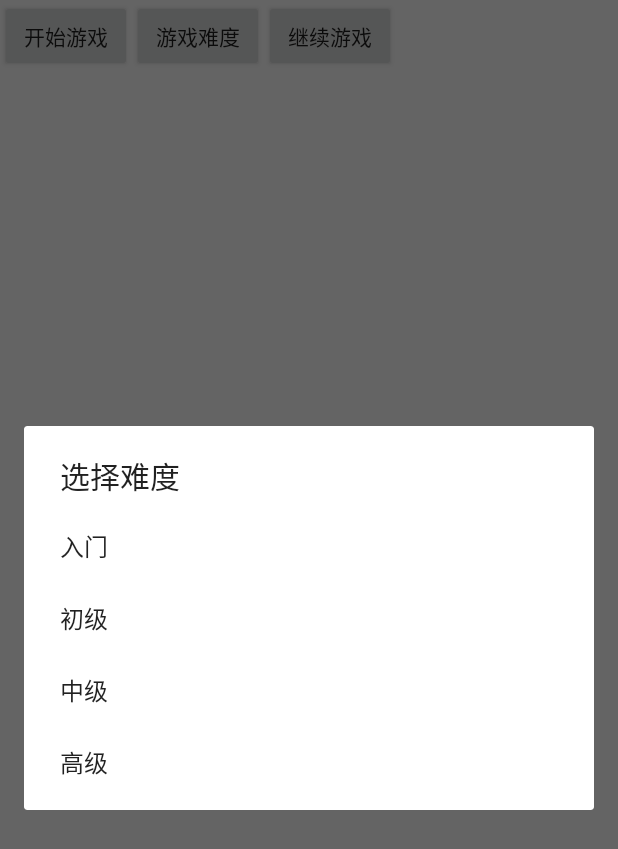
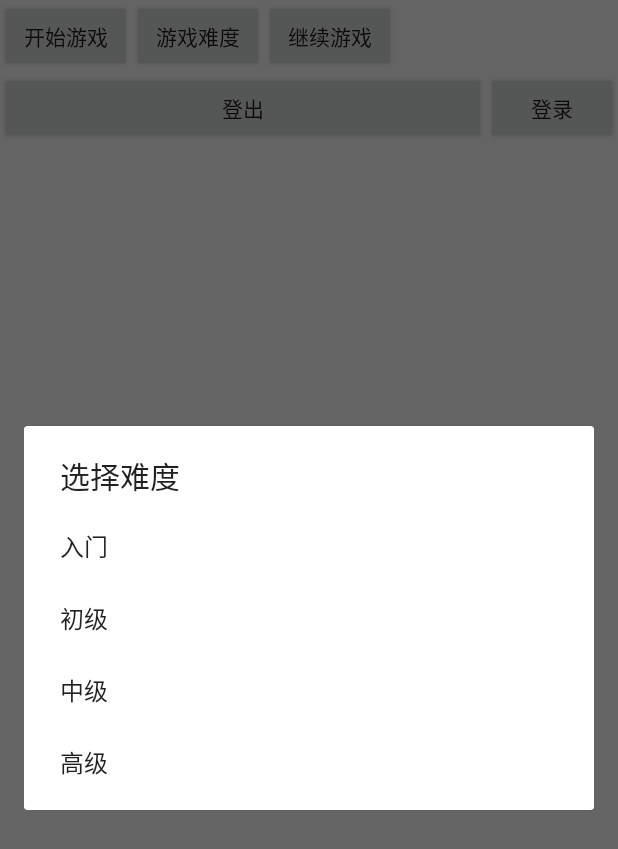
Before and after one commit to littleBoBoy/Sudoku, an Android app: the screen it shows after launch (MainActivity), after a tap on "游戏难度", on a phone screen of 412 x 824 dp. Shown: the top 849 px of the screen. Run offline under Robolectric (Android 15) with nearby library versions, the phone set to English and light mode, and no system bars.

Commit message:
用户接口完成

```diff
--- a/app/src/main/java/com/example/sudoku/MainActivity.java
+++ b/app/src/main/java/com/example/sudoku/MainActivity.java
@@ -8,10 +8,11 @@ import android.widget.Button;
 
 import com.example.sudoku.base.BaseActivity;
 import com.example.sudoku.common.ActivityController;
-import com.example.sudoku.module.GameActivity;
-import com.example.sudoku.util.ScreenUtil;
+import com.example.sudoku.module.game.GameActivity;
+import com.example.sudoku.module.login.LoginActivity;
+import com.example.sudoku.util.AppUtil;
 
-public class MainActivity extends BaseActivity {
+public class MainActivity extends BaseActivity implements View.OnClickListener {
     private static final String TAG = "MainActivity";
 
     AlertDialog levelSelector;
@@ -20,10 +21,11 @@ public class MainActivity extends BaseActivity {
     private Button gameLevel;
     private Button startGame;
     private Button continueGame;
+    private Button login;
+    private Button logout;
 
     private String[] levelName = new String[]{"入门", "初级", "中级", "高级"};
     private int[] level = new int[]{25, 35, 45, 53};
-
 
     @Override
     protected int getContentLayoutId() {
@@ -35,39 +37,16 @@ public class MainActivity extends BaseActivity {
 
         startGame = findViewById(R.id.start_game);
         gameLevel = findViewById(R.id.level_game);
-        continueGame=findViewById(R.id.continue_game);
+        continueGame = findViewById(R.id.continue_game);
+        logout = findViewById(R.id.logout);
+        login=findViewById(R.id.login);
 
-        startGame.setOnClickListener(new View.OnClickListener() {
-            @Override
-            public void onClick(View v) {
+        startGame.setOnClickListener(this);
+        gameLevel.setOnClickListener(this);
+        continueGame.setOnClickListener(this);
+        login.setOnClickListener(this);
+        logout.setOnClickListener(this);
 
-                Bundle bundle = new Bundle();
-                bundle.putString("game","new");
-                bundle.putInt("level", count);
-                ActivityController.skipActivity(MainActivity.this, GameActivity.class, bundle);
-            }
-        });
-
-        gameLevel.setOnClickListener(new View.OnClickListener() {
-            @Override
-            public void onClick(View v) {
-                levelSelector.show();
-            }
-        });
-
-        continueGame.setOnClickListener(new View.OnClickListener() {
-            @Override
-            public void onClick(View v) {
-                Bundle bundle = new Bundle();
-                bundle.putString("game","continue");
-                ActivityController.skipActivity(MainActivity.this, GameActivity.class, bundle);
-            }
-        });
-
-    }
-
-    @Override
-    public void initData() {
         levelSelector = new AlertDialog.Builder(MainActivity.this)
                 .setTitle("选择难度")
                 .setItems(levelName, new DialogInterface.OnClickListener() {
@@ -77,5 +56,40 @@ public class MainActivity extends BaseActivity {
                         gameLevel.setText("游戏难度：" + levelName[which]);
                     }
                 }).create();
+
+
+    }
+
+    @Override
+    public void initData() {
+
+    }
+
+    @Override
+    public void onClick(View v) {
+        switch (v.getId()) {
+            case R.id.start_game:
+                Bundle bundleNew = new Bundle();
+                bundleNew.putString("game", "new");
+                bundleNew.putInt("level", count);
+                ActivityController.skipActivity(MainActivity.this, GameActivity.class, bundleNew);
+                break;
+            case R.id.continue_game:
+                Bundle bundleContinue = new Bundle();
+                bundleContinue.putString("game", "continue");
+                ActivityController.skipActivity(MainActivity.this, GameActivity.class, bundleContinue);
+                break;
+            case R.id.level_game:
+                levelSelector.show();
+                break;
+            case R.id.logout:
+                AppUtil.saveId("");
+                break;
+            case R.id.login:
+                if (AppUtil.readId().length() == 13)
+                    AppUtil.ToastShort("您已登录");
+                ActivityController.skipActivity(MainActivity.this, LoginActivity.class);
+                break;
+        }
     }
 }
--- a/app/src/main/java/com/example/sudoku/base/BaseActivity.java
+++ b/app/src/main/java/com/example/sudoku/base/BaseActivity.java
@@ -1,10 +1,14 @@
 package com.example.sudoku.base;
 
+import android.arch.lifecycle.Lifecycle;
 import android.os.Bundle;
 import android.support.annotation.Nullable;
 import android.support.v7.app.AppCompatActivity;
 
 import com.example.sudoku.common.ActivityController;
+import com.uber.autodispose.AutoDispose;
+import com.uber.autodispose.AutoDisposeConverter;
+import com.uber.autodispose.android.lifecycle.AndroidLifecycleScopeProvider;
 //import com.uber.autodispose.AutoDispose;
 //import com.uber.autodispose.AutoDisposeConverter;
 //import com.uber.autodispose.android.lifecycle.AndroidLifecycleScopeProvider;
@@ -37,12 +41,9 @@ public abstract class BaseActivity extends AppCompatActivity {
 
     /**
      * 绑定Activity的周期，自动解除RxJava的订阅关系，防止内存泄漏
-     *
-     * @param <X>
-     * @return
      */
-//    public <X> AutoDisposeConverter<X> bindAutoDispose() {
-//        return AutoDispose.autoDisposable(AndroidLifecycleScopeProvider.from(this, Lifecycle.Event.ON_DESTROY));
-//    }
+    public <X> AutoDisposeConverter<X> bindAutoDispose() {
+        return AutoDispose.autoDisposable(AndroidLifecycleScopeProvider.from(this, Lifecycle.Event.ON_DESTROY));
+    }
 
 }
--- a/app/src/main/java/com/example/sudoku/common/Constant.java
+++ b/app/src/main/java/com/example/sudoku/common/Constant.java
@@ -6,8 +6,5 @@ package com.example.sudoku.common;
  * @desc 常量
  */
 public class Constant {
-    public static final int LEVEL_ENTRY=25;
-    public static final int LEVEL_JUNIOR=35;
-    public static final int LEVEL_MIDDLE=45;
-    public static final int LEVEL_ADVANCED=45;
+    public static final int HINT_SIZE = 12;
 }
--- a/app/src/main/java/com/example/sudoku/module/Sudoku.java
+++ b/app/src/main/java/com/example/sudoku/module/game/Sudoku.java
@@ -1,7 +1,4 @@
-package com.example.sudoku.module;
-
-import android.os.Parcel;
-import android.os.Parcelable;
+package com.example.sudoku.module.game;
 
 import java.io.Serializable;
 
--- a/app/src/main/java/com/example/sudoku/module/SudokuSolver.java
+++ b/app/src/main/java/com/example/sudoku/module/game/SudokuSolver.java
@@ -1,6 +1,4 @@
-package com.example.sudoku.module;
-
-import com.example.sudoku.module.Sudoku;
+package com.example.sudoku.module.game;
 
 import java.util.ArrayList;
 import java.util.Iterator;
--- a/app/src/main/java/com/example/sudoku/util/ScreenUtil.java
+++ b/app/src/main/java/com/example/sudoku/util/ScreenUtil.java
@@ -43,7 +43,7 @@ public class ScreenUtil {
     public static int getScreenWidth(Activity context) {
         DisplayMetrics dm = new DisplayMetrics();
         context.getWindowManager().getDefaultDisplay().getMetrics(dm);// this指当前activity
-        Log.w(TAG, "ScreenUt: "+dm.widthPixels);
+        Log.w(TAG, "ScreenUt: " + dm.widthPixels);
         return dm.widthPixels;
     }
 
@@ -64,10 +64,12 @@ public class ScreenUtil {
         context.getWindowManager().getDefaultDisplay().getMetrics(dm);// this指当前activity
         return dm.heightPixels;
     }
+
     public static int getScreenHeight(Context context) {
         DisplayMetrics dm = context.getResources().getDisplayMetrics();
         return dm.widthPixels;
     }
+
     /**
      * 计算组件
      *
--- a/app/src/main/res/layout/activity_game.xml
+++ b/app/src/main/res/layout/activity_game.xml
@@ -8,7 +8,7 @@
         android:id="@+id/tv_timer"
         android:layout_width="match_parent"
         android:layout_height="wrap_content"
-        android:textSize="15sp"/>
+        android:textSize="15sp" />
 
     <GridView
         android:id="@+id/MainActivityGrid"
--- a/app/src/main/res/layout/activity_main.xml
+++ b/app/src/main/res/layout/activity_main.xml
@@ -1,7 +1,12 @@
 <?xml version="1.0" encoding="utf-8"?><!--主界面的布局-->
 <LinearLayout xmlns:android="http://schemas.android.com/apk/res/android"
+    android:orientation="vertical"
     android:layout_height="match_parent"
     android:layout_width="match_parent">
+
+    <LinearLayout
+        android:layout_width="match_parent"
+        android:layout_height="wrap_content">
 
         <Button
             android:id="@+id/start_game"
@@ -21,3 +26,23 @@
             android:layout_height="wrap_content"
             android:text="继续游戏" />
     </LinearLayout>
+
+    <LinearLayout
+        android:layout_width="match_parent"
+        android:layout_height="wrap_content">
+
+        <Button
+            android:id="@+id/logout"
+            android:layout_width="wrap_content"
+            android:layout_height="wrap_content"
+            android:layout_weight="1"
+            android:text="登出" />
+        <Button
+            android:id="@+id/login"
+            android:layout_width="wrap_content"
+            android:layout_height="wrap_content"
+            android:text="登录" />
+    </LinearLayout>
+
+
+</LinearLayout>
```
Also changed, not shown: app/build.gradle (+21 -0 lines), app/src/main/AndroidManifest.xml (+9 -1 lines), app/src/main/java/com/example/sudoku/common/ActivityController.java (+2 -39 lines), app/src/main/java/com/example/sudoku/module/game/GameActivity.java (renamed from app/src/main/java/com/example/sudoku/module/GameActivity.java, +12 -14 lines), app/src/main/java/com/example/sudoku/module/game/SudokuAdapter.java (renamed from app/src/main/java/com/example/sudoku/module/SudokuAdapter.java, +4 -5 lines), app/src/main/java/com/example/sudoku/module/game/SudokuGameController.java (renamed from app/src/main/java/com/example/sudoku/module/SudokuGameController.java, +10 -7 lines), app/src/main/res/values/colors.xml (+8 -0 lines), app/src/main/res/values/strings.xml (+7 -0 lines), 4 other files. Lines whose indentation alone changed are shown as unchanged.
